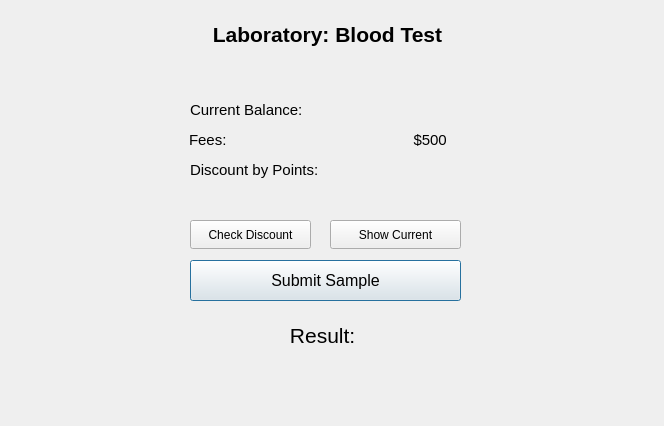
KirolousFouty/Hospital_Project, file dobloodtestwindow.ui: the form before one commit.
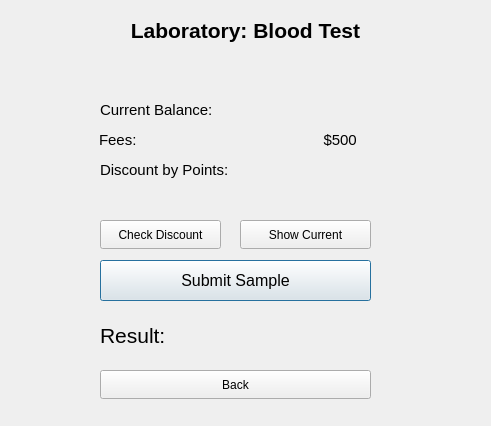
The form after the commit.

The edit to the form file:
```diff
--- a/dobloodtestwindow.ui
+++ b/dobloodtestwindow.ui
@@ -6,7 +6,7 @@
    <rect>
     <x>0</x>
     <y>0</y>
-    <width>664</width>
+    <width>491</width>
     <height>426</height>
    </rect>
   </property>
@@ -16,7 +16,7 @@
   <widget class="QPushButton" name="submitSampleButton">
    <property name="geometry">
     <rect>
-     <x>190</x>
+     <x>100</x>
      <y>260</y>
      <width>271</width>
      <height>41</height>
@@ -34,9 +34,9 @@
   <widget class="QLabel" name="bloodTestTitle">
    <property name="geometry">
     <rect>
-     <x>2</x>
-     <y>4</y>
-     <width>651</width>
+     <x>0</x>
+     <y>0</y>
+     <width>491</width>
      <height>61</height>
     </rect>
    </property>
@@ -56,7 +56,7 @@
   <widget class="QLabel" name="resultDisplay">
    <property name="geometry">
     <rect>
-     <x>190</x>
+     <x>100</x>
      <y>320</y>
      <width>271</width>
      <height>31</height>
@@ -71,13 +71,13 @@
     <string>Result: </string>
    </property>
    <property name="alignment">
-    <set>Qt::AlignCenter</set>
+    <set>Qt::AlignLeading|Qt::AlignLeft|Qt::AlignVCenter</set>
    </property>
   </widget>
   <widget class="QLabel" name="feesTitle">
    <property name="geometry">
     <rect>
-     <x>189</x>
+     <x>99</x>
      <y>130</y>
      <width>261</width>
      <height>20</height>
@@ -98,7 +98,7 @@
   <widget class="QLabel" name="discountTitle">
    <property name="geometry">
     <rect>
-     <x>190</x>
+     <x>100</x>
      <y>160</y>
      <width>161</width>
      <height>20</height>
@@ -116,7 +116,7 @@
   <widget class="QLabel" name="discountDisplay">
    <property name="geometry">
     <rect>
-     <x>370</x>
+     <x>280</x>
      <y>160</y>
      <width>111</width>
      <height>20</height>
@@ -137,7 +137,7 @@
   <widget class="QPushButton" name="checkDiscountButton">
    <property name="geometry">
     <rect>
-     <x>190</x>
+     <x>100</x>
      <y>220</y>
      <width>121</width>
      <height>29</height>
@@ -150,7 +150,7 @@
   <widget class="QPushButton" name="showCurrentButton">
    <property name="geometry">
     <rect>
-     <x>330</x>
+     <x>240</x>
      <y>220</y>
      <width>131</width>
      <height>29</height>
@@ -163,7 +163,7 @@
   <widget class="QLabel" name="currentBalanceTitle">
    <property name="geometry">
     <rect>
-     <x>190</x>
+     <x>100</x>
      <y>100</y>
      <width>151</width>
      <height>20</height>
@@ -181,7 +181,7 @@
   <widget class="QLabel" name="currentBalanceDisplay">
    <property name="geometry">
     <rect>
-     <x>370</x>
+     <x>280</x>
      <y>100</y>
      <width>111</width>
      <height>20</height>
@@ -199,6 +199,19 @@
     <set>Qt::AlignCenter</set>
    </property>
   </widget>
+  <widget class="QPushButton" name="backButton">
+   <property name="geometry">
+    <rect>
+     <x>100</x>
+     <y>370</y>
+     <width>271</width>
+     <height>29</height>
+    </rect>
+   </property>
+   <property name="text">
+    <string>Back</string>
+   </property>
+  </widget>
  </widget>
  <resources/>
  <connections/>
```
